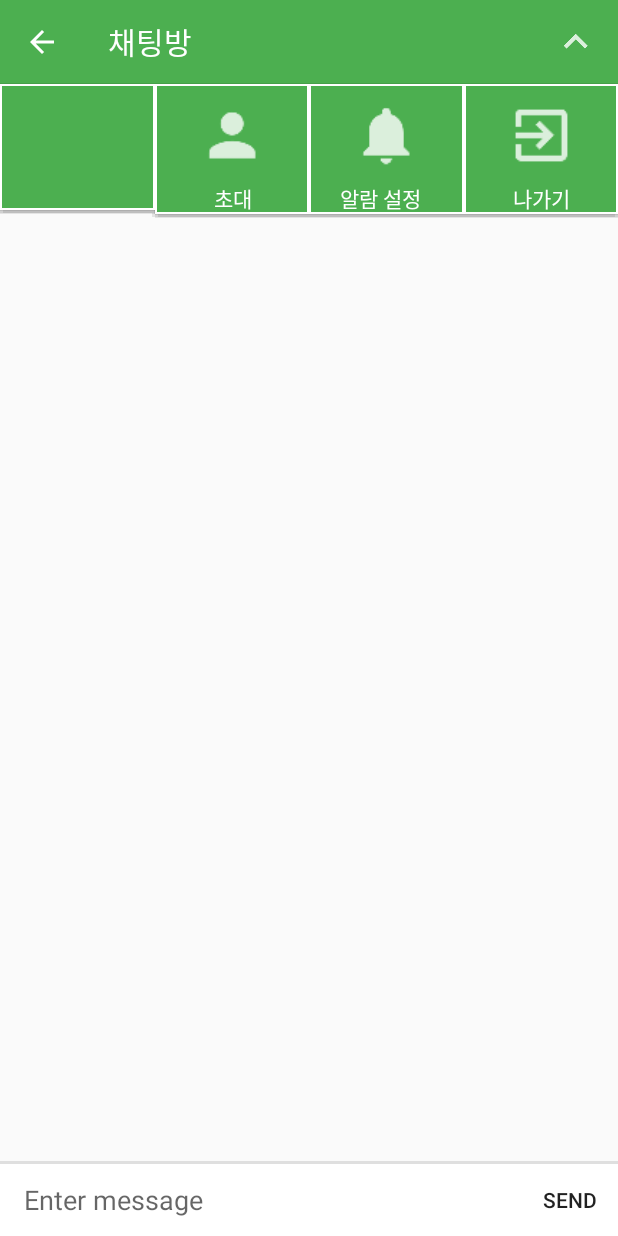
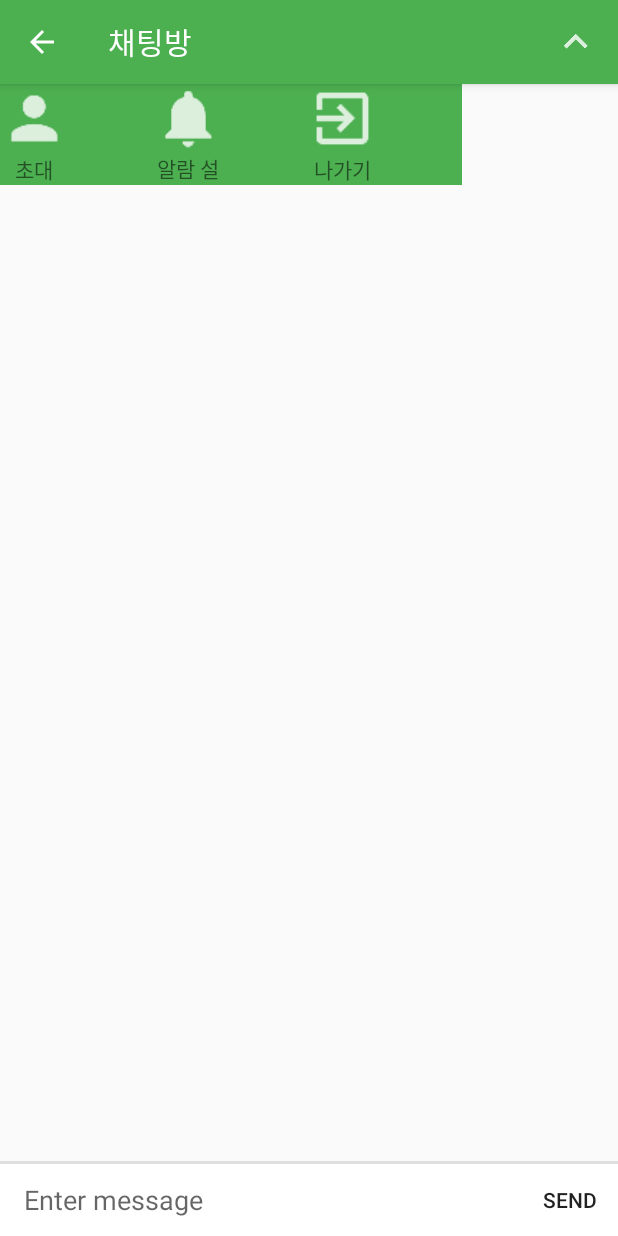
Before and after one commit to elephanthan/BotProject, an Android app: the ChatroomFragment screen opened directly, with no data from a screen before it, after a tap on "메뉴 열기", on a phone screen of 412 x 824 dp. Run offline under Robolectric (Android 15) with nearby library versions, the light colour scheme and no system bars; our stand-ins replace ButterKnife.

Commit message:
Dropdown 메뉴 GridView 사용하여 그리도록 변경 - Adapter, Model객체, Lab을 각각 만듦 - 메뉴를 뷰에 직접 그린것이아니라 Lab에서 List를 만드는 방식으로 변경 - 디자인, 이벤트는 아직 미완

```diff
--- a/app/src/main/java/com/worksmobile/android/botproject/feature/chat/chatroom/ChatroomFragment.java
+++ b/app/src/main/java/com/worksmobile/android/botproject/feature/chat/chatroom/ChatroomFragment.java
@@ -17,9 +17,10 @@ import android.view.MenuItem;
 import android.view.View;
 import android.view.ViewGroup;
 import android.view.inputmethod.InputMethodManager;
+import android.widget.AdapterView;
 import android.widget.Button;
 import android.widget.EditText;
-import android.widget.LinearLayout;
+import android.widget.GridView;
 import android.widget.PopupWindow;
 import android.widget.Toast;
 
@@ -27,6 +28,7 @@ import com.worksmobile.android.botproject.R;
 import com.worksmobile.android.botproject.feature.chat.chatroomlist.ChatroomLab;
 import com.worksmobile.android.botproject.feature.dialog.UserinfoDialogFragment;
 import com.worksmobile.android.botproject.model.Chatroom;
+import com.worksmobile.android.botproject.model.DropDownMenu;
 import com.worksmobile.android.botproject.model.Message;
 
 import java.util.List;
@@ -35,6 +37,8 @@ import butterknife.BindView;
 import butterknife.ButterKnife;
 import butterknife.OnClick;
 import butterknife.OnTouch;
+
+import static com.worksmobile.android.botproject.feature.chat.chatroom.DropdownMenuLab.DROPDOWN_CHATROOM;
 
 public class ChatroomFragment extends Fragment implements ChatroomClickListener {
 
@@ -47,24 +51,15 @@ public class ChatroomFragment extends Fragment implements ChatroomClickListener
     @BindView(R.id.indoor_recycler_view)
     RecyclerView messageRecyclerView;
 
-    ViewGroup container_item1;
-    ViewGroup container_item2;
-    ViewGroup container_item3;
-
     private View view;
-    private View popupView;
 
     private MessageAdapter messageAdapter;
 
     private Chatroom chatroom;
     private List<Message> messages;
+    private List<DropDownMenu> dropDownMenus;
 
-    private PopupWindow submenuPopupWindow;
-
-    private MenuItem showhideMenuItem;
-    private MenuItem inviteSubMenuItem;
-    private MenuItem notiSubMenuItem;
-    private MenuItem exitSubMenuItem;
+    MenuItem showhideMenuItem;
 
     public static ChatroomFragment newInstance(long chatroomId) {
         Bundle args = new Bundle();
@@ -84,7 +79,7 @@ public class ChatroomFragment extends Fragment implements ChatroomClickListener
 
         //TODO 채팅방 아이디로 메시지 내역들을 가져옴
         messages = MessageLab.get().getMessages();
-
+        dropDownMenus = DropdownMenuLab.get(DROPDOWN_CHATROOM).getDropDownMenus();
     }
 
     @Override
@@ -98,39 +93,9 @@ public class ChatroomFragment extends Fragment implements ChatroomClickListener
         view = inflater.inflate(R.layout.fragment_chatroom, container, false);
         ButterKnife.bind(this, view);
 
-        popupView = inflater.inflate(R.layout.popupwindow_submenu, null, false);
-        submenuPopupWindow = new PopupWindow(popupView, LinearLayout.LayoutParams.MATCH_PARENT, LinearLayout.LayoutParams.WRAP_CONTENT);
-
-        container_item1 = popupView.findViewById(R.id.container_item1);
-        container_item2 = popupView.findViewById(R.id.container_item2);
-        container_item3 = popupView.findViewById(R.id.container_item3);
-
-        container_item1.setOnClickListener(new View.OnClickListener() {
-            @Override
-            public void onClick(View v) {
-                item1_click();
-            }
-        });
-        container_item2.setOnClickListener(new View.OnClickListener() {
-            @Override
-            public void onClick(View v) {
-                item2_click();
-            }
-        });
-        container_item3.setOnClickListener(new View.OnClickListener() {
-            @Override
-            public void onClick(View v) {
-                item3_click();
-            }
-        });
-
-        if (chatroom.getChatroomType()== Chatroom.CHATROOM_TYPE_BOT) {
-            container_item1.setEnabled(false);
-            container_item1.setAlpha(0.5f);
-        }
-
         messageRecyclerView.setLayoutManager(new LinearLayoutManager(getActivity()));
 
+        createDropDownMenu();
         updateIndoorUI();
 
         return view;
@@ -151,8 +116,8 @@ public class ChatroomFragment extends Fragment implements ChatroomClickListener
                     item.setIcon(R.drawable.ic_action_arrow_up);
                     item.setTitle(R.string.action_hidemenu);
 
-                    submenuPopupWindow.showAsDropDown(getActionBar(getActivity().getWindow().getDecorView()));
-                    dimBehind(submenuPopupWindow);
+//                    submenuPopupWindow.showAsDropDown(getActionBar(getActivity().getWindow().getDecorView()));
+//                    dimBehind(submenuPopupWindow);
 
 
                 } else {
@@ -161,13 +126,28 @@ public class ChatroomFragment extends Fragment implements ChatroomClickListener
                     item.setIcon(R.drawable.ic_action_arrow_down);
                     unDimBehind();
 
-                    submenuPopupWindow.dismiss();
+//                    submenuPopupWindow.dismiss();
                 }
                 break;
             default:
                 break;
         }
         return false;
+    }
+
+    private void createDropDownMenu() {
+        DropdownMenuAdapter dropdownMenuAdapter = new DropdownMenuAdapter(getActivity(), dropDownMenus);
+
+        GridView gridView = (GridView)view.findViewById(R.id.gridView1);
+        gridView.setAdapter(dropdownMenuAdapter);
+
+
+        gridView.setOnItemClickListener(new AdapterView.OnItemClickListener() {
+            @Override
+            public void onItemClick(AdapterView<?> parent, View view,
+                                    int position, long id) {
+            }
+        });
     }
 
     private void updateIndoorUI() {
@@ -256,55 +236,8 @@ public class ChatroomFragment extends Fragment implements ChatroomClickListener
     //TODO exclude actionbar
     @TargetApi(Build.VERSION_CODES.M)
     private void dimBehind(PopupWindow popupWindow) {
-//        View container = popupWindow.getContentView().getRootView();
-//        Context context = popupWindow.getContentView().getContext();
-//        WindowManager wm = (WindowManager) context.getSystemService(Context.WINDOW_SERVICE);
-//        WindowManager.LayoutParams p = (WindowManager.LayoutParams) container.getLayoutParams();
-//        p.flags |= WindowManager.LayoutParams.FLAG_DIM_BEHIND;
-//        p.dimAmount = 0.5f;
-//        wm.updateViewLayout(container, p);
-//
-//        View con = getActivity().findViewById(R.id.fragment_container).getRootView();
-//        WindowManager wm = (WindowManager) getContext().getSystemService(Context.WINDOW_SERVICE);
-//        WindowManager.LayoutParams p = (WindowManager.LayoutParams) con.getLayoutParams();
-//        p.flags |= WindowManager.LayoutParams.FLAG_DIM_BEHIND;
-//        p.y = statusBarAndActionBarHeight;
-//        p.x = 500;
-//        p.dimAmount = 100f;
-//        p.width = ConstraintLayout.LayoutParams.MATCH_PARENT;
-//        p.height = ConstraintLayout.LayoutParams.MATCH_PARENT;
-//
-//        Log.d("P#####", "x : " + p.x + "y : " +  p.y + "width : " +  p.width + " height : " + p.height);
-//        getActivity().getWindow().addFlags(WindowManager.LayoutParams.FLAG_DIM_BEHIND);
-//        wm.updateViewLayout(con, p);
-//        getActivity().getWindow().setAttributes(p);
-//        getActivity().getWindow().setFeatureDrawableAlpha(getResources().getColor(R.color.colorDim),200);
-//
-//        getActivity().findViewById(R.id.fragment_container).setBackgroundColor(getResources().getColor(R.color.colorDim));
-//        int uiOptions = View.SYSTEM_UI_FLAG_LOW_PROFILE;
-//        var attributes = Window.Attributes;
-//        attributes.ScreenBrightness = 0.2f;
-//        Window.Attributes = attributes;
-
-
-//        view.setBackgroundColor(getResources().getColor(R.color.colorBlack));
-//        view.setAlpha(0.33f);
-//        editTextChatroom.setFocusable(false);
     }
 
     private void unDimBehind(){
-//        view.setBackgroundColor(getResources().getColor(R.color.colorWhite));
-//        view.setAlpha(1);
-//        editTextChatroom.setFocusable(true);
-    }
-
-    public void item1_click(){
-        Toast.makeText(getActivity(), "메뉴1 선택", Toast.LENGTH_LONG).show();
-    }
-    public void item2_click(){
-        Toast.makeText(getActivity(), "메뉴2 선택", Toast.LENGTH_LONG).show();
-    }
-    public void item3_click(){
-        Toast.makeText(getActivity(), "메뉴3 선택", Toast.LENGTH_LONG).show();
     }
 }
--- /dev/null
+++ b/app/src/main/java/com/worksmobile/android/botproject/feature/chat/chatroom/DropdownMenuAdapter.java
@@ -0,0 +1,59 @@
+package com.worksmobile.android.botproject.feature.chat.chatroom;
+
+import android.content.Context;
+import android.view.LayoutInflater;
+import android.view.View;
+import android.view.ViewGroup;
+import android.widget.BaseAdapter;
+import android.widget.ImageView;
+import android.widget.TextView;
+
+import com.worksmobile.android.botproject.R;
+import com.worksmobile.android.botproject.model.DropDownMenu;
+
+import java.util.ArrayList;
+import java.util.List;
+
+/**
+ * Created by user on 2018. 5. 7..
+ */
+
+public class DropdownMenuAdapter extends BaseAdapter {
+    Context context;
+    LayoutInflater inflator;
+    List<DropDownMenu> dropDownMenus = new ArrayList<DropDownMenu>();
+
+    public DropdownMenuAdapter(Context context, List<DropDownMenu> dropDownMenuList) {
+        this.context = context;
+        this.dropDownMenus = dropDownMenuList;
+        inflator = (LayoutInflater) context.getSystemService(Context.LAYOUT_INFLATER_SERVICE);
+    }
+
+    @Override
+    public int getCount() {
+        return dropDownMenus.size();
+    }
+
+    @Override
+    public Object getItem(int position) {
+        return dropDownMenus.get(position);
+    }
+
+    @Override
+    public long getItemId(int position) {
+        return position;
+    }
+
+    @Override
+    public View getView(int position, View convertView, ViewGroup parent) {
+        if (convertView==null)
+            convertView = inflator.inflate(R.layout.dropdown_chatroom, null);
+        ImageView iconImageView = (ImageView)convertView.findViewById(R.id.dd_imageview);
+        TextView nameTextView = (TextView)convertView.findViewById(R.id.dd_textview);
+
+        iconImageView.setImageResource(dropDownMenus.get(position).getIconImg());
+        nameTextView.setText(dropDownMenus.get(position).getName());
+
+        return convertView;
+    }
+}
--- /dev/null
+++ b/app/src/main/java/com/worksmobile/android/botproject/feature/chat/chatroom/DropdownMenuLab.java
@@ -0,0 +1,41 @@
+package com.worksmobile.android.botproject.feature.chat.chatroom;
+
+import com.worksmobile.android.botproject.R;
+import com.worksmobile.android.botproject.model.DropDownMenu;
+
+import java.util.ArrayList;
+import java.util.List;
+
+/**
+ * Created by user on 2018. 5. 7..
+ */
+
+public class DropdownMenuLab {
+
+    public final static int DROPDOWN_CHATROOM = 0;
+
+    private static DropdownMenuLab dropdownMenuLab;
+
+    private List<DropDownMenu> dropDownMenus = new ArrayList<>();
+
+    public static DropdownMenuLab get(int type) {
+        if(dropdownMenuLab == null){
+            dropdownMenuLab = new DropdownMenuLab(type);
+        }
+        return dropdownMenuLab;
+    }
+
+    private DropdownMenuLab(int type) {
+        if(type == DROPDOWN_CHATROOM){
+            dropDownMenus.add(new DropDownMenu(R.string.action_invite, R.drawable.ic_action_invite));
+            dropDownMenus.add(new DropDownMenu(R.string.action_setnoti, R.drawable.ic_action_setnoti));
+            dropDownMenus.add(new DropDownMenu(R.string.action_exit, R.drawable.ic_action_exit));
+        }
+
+    }
+
+    public List<DropDownMenu> getDropDownMenus() {
+        return dropDownMenus;
+    }
+
+}
--- a/app/src/main/java/com/worksmobile/android/botproject/feature/chat/chatroomlist/ChatroomListAdapter.java
+++ b/app/src/main/java/com/worksmobile/android/botproject/feature/chat/chatroomlist/ChatroomListAdapter.java
@@ -98,8 +98,9 @@ public class ChatroomListAdapter extends RecyclerView.Adapter<ChatroomListAdapte
             titleTextView.setText(titleText);
 
             int chatroomNumber = chatroom.getNumber();
-            if(chatroomNumber > 2)
-            numberTextView.setText("(" + chatroomNumber + ")");
+            if(chatroomNumber > 2) {
+                numberTextView.setText("(" + chatroomNumber + ")");
+            }
 
             msgTextView.setText(chatroom.getLastMessageContent());
 
--- /dev/null
+++ b/app/src/main/java/com/worksmobile/android/botproject/model/DropDownMenu.java
@@ -0,0 +1,31 @@
+package com.worksmobile.android.botproject.model;
+
+/**
+ * Created by user on 2018. 5. 7..
+ */
+
+public class DropDownMenu {
+    int name;
+    int iconImg;
+
+    public DropDownMenu(int name, int iconImg) {
+        this.name = name;
+        this.iconImg = iconImg;
+    }
+
+    public int getName() {
+        return name;
+    }
+
+    public void setName(int name) {
+        this.name = name;
+    }
+
+    public int getIconImg() {
+        return iconImg;
+    }
+
+    public void setIconImg(int iconImg) {
+        this.iconImg = iconImg;
+    }
+}
--- /dev/null
+++ b/app/src/main/res/layout/dropdown_chatroom.xml
@@ -0,0 +1,20 @@
+<?xml version="1.0" encoding="utf-8"?>
+<LinearLayout xmlns:android="http://schemas.android.com/apk/res/android"
+    android:layout_width="wrap_content"
+    android:layout_height="wrap_content"
+    android:orientation="vertical"
+    android:background="@color/colorWorks">
+
+    <ImageView
+        android:id="@+id/dd_imageview"
+        android:layout_width="46dp"
+        android:layout_height="46dp" />
+
+    <TextView
+        android:id="@+id/dd_textview"
+        android:layout_width="46dp"
+        android:layout_height="wrap_content"
+        android:textAlignment="center"
+        android:text="test"/>
+
+</LinearLayout>
--- a/app/src/main/res/layout/fragment_chatroom.xml
+++ b/app/src/main/res/layout/fragment_chatroom.xml
@@ -8,6 +8,14 @@
     android:layout_height="match_parent"
     android:focusable="true"
     android:focusableInTouchMode="true">
+
+    <GridView
+        android:id="@+id/gridView1"
+        android:layout_width="match_parent"
+        android:layout_height="wrap_content"
+        android:columnWidth="100dp"
+        android:numColumns="auto_fit" >
+    </GridView>
 
     <android.support.v7.widget.RecyclerView
         android:id="@+id/indoor_recycler_view"
```
